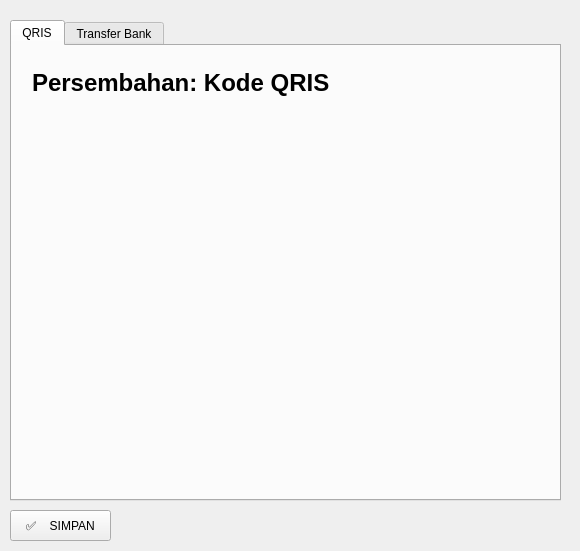
First picture: the form in qtdesigner-ui/frame_persembahan.ui, repository gkisalatiga/simon-petrus, before the edit.
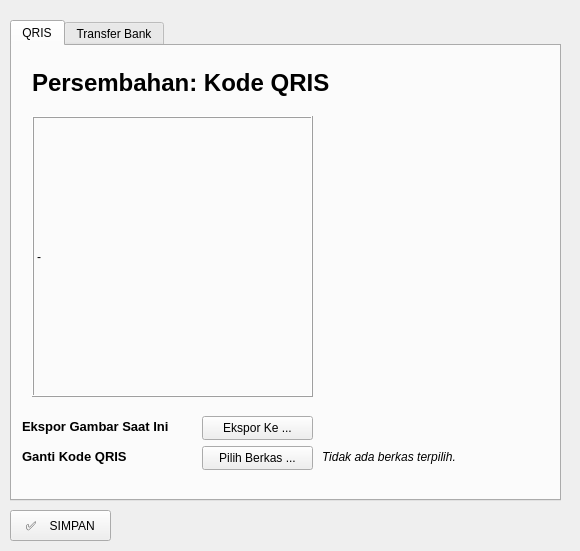
Second picture: the form after the edit.

```diff
--- a/qtdesigner-ui/frame_persembahan.ui
+++ b/qtdesigner-ui/frame_persembahan.ui
@@ -65,6 +65,118 @@
       <set>Qt::AlignBottom|Qt::AlignLeading|Qt::AlignLeft</set>
      </property>
     </widget>
+    <widget class="QLabel" name="label_pixmap">
+     <property name="geometry">
+      <rect>
+       <x>20</x>
+       <y>70</y>
+       <width>281</width>
+       <height>281</height>
+      </rect>
+     </property>
+     <property name="frameShape">
+      <enum>QFrame::Box</enum>
+     </property>
+     <property name="frameShadow">
+      <enum>QFrame::Raised</enum>
+     </property>
+     <property name="lineWidth">
+      <number>1</number>
+     </property>
+     <property name="text">
+      <string>-</string>
+     </property>
+     <property name="scaledContents">
+      <bool>true</bool>
+     </property>
+    </widget>
+    <widget class="QPushButton" name="btn_img_select">
+     <property name="geometry">
+      <rect>
+       <x>190</x>
+       <y>400</y>
+       <width>111</width>
+       <height>24</height>
+      </rect>
+     </property>
+     <property name="text">
+      <string>Pilih Berkas ...</string>
+     </property>
+    </widget>
+    <widget class="QLabel" name="txt_img_loc">
+     <property name="geometry">
+      <rect>
+       <x>310</x>
+       <y>400</y>
+       <width>221</width>
+       <height>21</height>
+      </rect>
+     </property>
+     <property name="font">
+      <font>
+       <pointsize>9</pointsize>
+       <italic>true</italic>
+      </font>
+     </property>
+     <property name="text">
+      <string>Tidak ada berkas terpilih.</string>
+     </property>
+    </widget>
+    <widget class="QLabel" name="txt_pdf_loc_2">
+     <property name="geometry">
+      <rect>
+       <x>10</x>
+       <y>400</y>
+       <width>171</width>
+       <height>21</height>
+      </rect>
+     </property>
+     <property name="font">
+      <font>
+       <pointsize>10</pointsize>
+       <weight>75</weight>
+       <italic>false</italic>
+       <bold>true</bold>
+      </font>
+     </property>
+     <property name="text">
+      <string>Ganti Kode QRIS</string>
+     </property>
+    </widget>
+    <widget class="QLabel" name="txt_pdf_loc_3">
+     <property name="geometry">
+      <rect>
+       <x>10</x>
+       <y>370</y>
+       <width>171</width>
+       <height>21</height>
+      </rect>
+     </property>
+     <property name="font">
+      <font>
+       <pointsize>10</pointsize>
+       <weight>75</weight>
+       <italic>false</italic>
+       <bold>true</bold>
+      </font>
+     </property>
+     <property name="text">
+      <string>Ekspor Gambar Saat Ini</string>
+     </property>
+    </widget>
+    <widget class="QPushButton" name="btn_export">
+     <property name="geometry">
+      <rect>
+       <x>190</x>
+       <y>370</y>
+       <width>111</width>
+       <height>24</height>
+      </rect>
+     </property>
+     <property name="text">
+      <string>Ekspor Ke ...</string>
+     </property>
+    </widget>
    </widget>
    <widget class="QWidget" name="tab_2">
     <attribute name="title">
```
